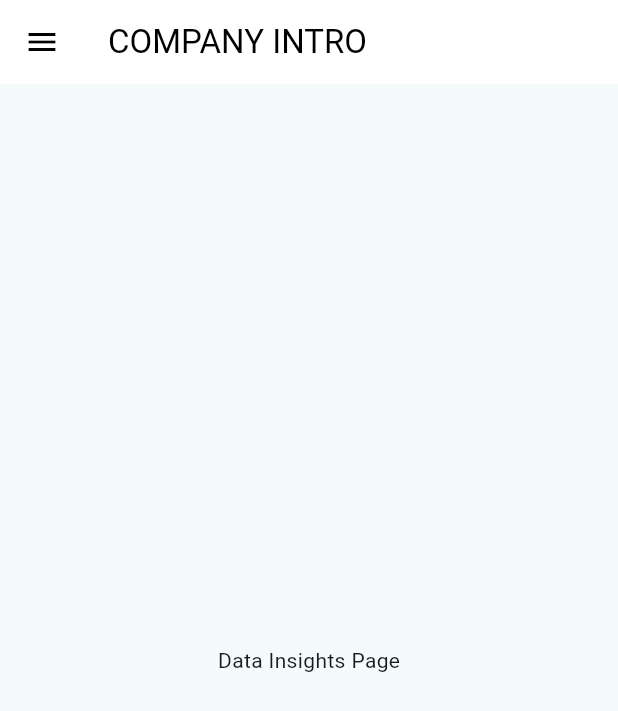
After one commit to donghun-ha/Ddareungi, a Flutter app: the Companyintro screen opened directly, in the side drawer, after a tap on "DATA INSIGHTS", on a phone screen of 412 x 824 dp. The commit adds this screen. Shown: the top 711 px of the screen. Run offline on Flutter 3.47's test engine with Material 3 defaults, Android fonts, the phone set to English and light mode, and no system bars; our stand-ins replace flutter_map, get, latlong2, responsive_framework.

Commit message:
profilePage to Company change
파일이름변경 및 company intro

```diff
--- /dev/null
+++ b/flutter/ddareungi/ddareungi_web/lib/view/companyIntro.dart
@@ -0,0 +1,281 @@
+import 'dart:ui';
+
+import 'package:flutter/material.dart';
+import 'package:responsive_framework/responsive_framework.dart';
+
+class Companyintro extends StatefulWidget {
+  const Companyintro({super.key});
+
+  @override
+  State<Companyintro> createState() => _CompanyScreenState();
+}
+
+class _CompanyScreenState extends State<Companyintro> {
+  int _selectedIndex = 0;
+
+  @override
+  Widget build(BuildContext context) {
+    // final ColorScheme colorScheme = Theme.of(context).colorScheme;
+    final bool isMobile = ResponsiveBreakpoints.of(context).isMobile;
+    final bool isTablet = ResponsiveBreakpoints.of(context).isTablet;
+
+    return Scaffold(
+      appBar: (isMobile || isTablet)
+          ? AppBar(
+              title: const Text('COMPANY INTRO'),
+              backgroundColor: Colors.white,
+              foregroundColor: Colors.black,
+            )
+          : null,
+      drawer: (isMobile || isTablet) ? _buildDrawer() : null,
+      body: Row(
+        children: [
+          if (!isMobile && !isTablet) _buildSidebar(),
+          Expanded(
+            child: _buildContent(),
+          ),
+        ],
+      ),
+    );
+  }
+
+  Widget _buildDrawer() {
+    return Drawer(
+      child: _buildSidebar(),
+    );
+  }
+
+  Widget _buildSidebar() {
+    final menuItems = [
+      {'title': 'COMPANY INTOR', 'index': 0},
+      {'title': 'DATA INSIGHTS', 'index': 1},
+      {'title': 'HOME', 'index': 2},
+      {'title': 'LOGOUT', 'index': 3},
+    ];
+
+    return Container(
+      width: 250,
+      color: Colors.white,
+      child: ListView.builder(
+        itemCount: menuItems.length,
+        itemBuilder: (context, index) {
+          final item = menuItems[index];
+          return ListTile(
+            title: Text(
+              item['title'] as String,
+              style: TextStyle(
+                color: index == _selectedIndex ? Colors.orange : Colors.black,
+                fontSize: 16,
+                fontWeight: FontWeight.w500,
+              ),
+            ),
+            onTap: () {
+              setState(() {
+                _selectedIndex = item['index'] as int;
+              });
+              if (ResponsiveBreakpoints.of(context).isMobile ||
+                  ResponsiveBreakpoints.of(context).isTablet) {
+                Navigator.pop(context);
+              }
+            },
+          );
+        },
+      ),
+    );
+  }
+
+  Widget _buildContent() {
+    switch (_selectedIndex) {
+      case 0:
+        return _buildMainContent();
+      case 1:
+        return _buildDataInsights();
+      case 2:
+        return _buildLogout();
+      default:
+        return _buildMainContent();
+    }
+  }
+
+  Widget _buildMainContent() {
+    return Stack(
+      children: [
+        // 배경 이미지
+        Container(
+          width: double.infinity,
+          height: double.infinity,
+          decoration: BoxDecoration(
+            image: DecorationImage(
+              image: const AssetImage('assets/background.jpg'),
+              fit: BoxFit.cover,
+              colorFilter: ColorFilter.mode(
+                Colors.black.withOpacity(0.3),
+                BlendMode.darken,
+              ),
+            ),
+          ),
+        ),
+        SingleChildScrollView(
+          child: Column(
+            crossAxisAlignment: CrossAxisAlignment.start,
+            children: [
+              _buildHeroSection(),
+              _buildInfoSection(),
+            ],
+          ),
+        ),
+      ],
+    );
+  }
+Widget _buildHeroSection() {
+  return Container(
+    height: 600,
+    width: double.infinity,
+    padding: const EdgeInsets.symmetric(horizontal: 40),
+    decoration: BoxDecoration(
+      image: DecorationImage(
+        image: const AssetImage(
+          'images/ddareungi.png',
+          ),
+        fit: BoxFit.cover,
+        alignment: const Alignment(0, 0.3),
+        colorFilter: ColorFilter.mode(
+          Colors.black.withOpacity(0.3),
+          BlendMode.darken,
+        ),
+      ),
+    ),
+    child: const Column(
+      mainAxisAlignment: MainAxisAlignment.center,
+      crossAxisAlignment: CrossAxisAlignment.start,
+      children: [
+        Text(
+          'CycleSync',
+          style: TextStyle(
+            fontSize: 64,
+            fontWeight: FontWeight.bold,
+            color: Colors.white,
+            letterSpacing: 2,
+          ),
+        ),
+        SizedBox(height: 20),
+        SizedBox(
+          width: 500,
+          child: Text(
+            '혁신적인 AI 기술로 더 나은 미래를 만들어갑니다',
+            style: TextStyle(
+              fontSize: 24,
+              color: Colors.white,
+              height: 1.5,
+            ),
+          ),
+        ),
+      ],
+    ),
+  );
+}
+
+  Widget _buildInfoSection() {
+    return Container(
+      color: Colors.white,
+      padding: const EdgeInsets.all(40),
+      child: Column(
+        crossAxisAlignment: CrossAxisAlignment.start,
+        children: [
+          const Text(
+            'About Us',
+            style: TextStyle(
+              fontSize: 32,
+              fontWeight: FontWeight.bold,
+              color: Colors.orange,
+            ),
+          ),
+          const SizedBox(height: 30),
+          _buildInfoGrid(),
+        ],
+      ),
+    );
+  }
+
+  Widget _buildInfoGrid() {
+    return GridView.count(
+      shrinkWrap: true,
+      physics: const NeverScrollableScrollPhysics(),
+      crossAxisCount: 3,
+      mainAxisSpacing: 20,
+      crossAxisSpacing: 20,
+      childAspectRatio: 1.2,
+      children: [
+        _buildInfoCard(
+          icon: Icons.psychology,
+          title: 'AI Technology',
+          description: '최첨단 AI 기술 개발',
+        ),
+        _buildInfoCard(
+          icon: Icons.analytics,
+          title: 'Data Analysis',
+          description: '정확한 데이터 분석',
+        ),
+        _buildInfoCard(
+          icon: Icons.trending_up,
+          title: 'Innovation',
+          description: '지속적인 혁신과 성장',
+        ),
+      ],
+    );
+  }
+
+  Widget _buildInfoCard({
+    required IconData icon,
+    required String title,
+    required String description,
+  }) {
+    return Container(
+      padding: const EdgeInsets.all(24),
+      decoration: BoxDecoration(
+        color: Colors.white,
+        borderRadius: BorderRadius.circular(12),
+        boxShadow: [
+          BoxShadow(
+            color: Colors.grey.withOpacity(0.1),
+            spreadRadius: 2,
+            blurRadius: 8,
+            offset: const Offset(0, 4),
+          ),
+        ],
+      ),
+      child: Column(
+        mainAxisAlignment: MainAxisAlignment.center,
+        children: [
+          Icon(icon, size: 48, color: Colors.orange),
+          const SizedBox(height: 16),
+          Text(
+            title,
+            style: const TextStyle(
+              fontSize: 20,
+              fontWeight: FontWeight.bold,
+            ),
+          ),
+          const SizedBox(height: 8),
+          Text(
+            description,
+            textAlign: TextAlign.center,
+            style: TextStyle(
+              color: Colors.grey[600],
+              height: 1.5,
+            ),
+          ),
+        ],
+      ),
+    );
+  }
+
+  Widget _buildDataInsights() {
+    return const Center(child: Text('Data Insights Page'));
+  }
+
+
+  Widget _buildLogout() {
+    return const Center(child: Text('Logout Page'));
+  }
+}
--- a/flutter/ddareungi/ddareungi_web/lib/view/profile.dart
+++ /dev/null
@@ -1,10 +0,0 @@
-import 'package:flutter/material.dart';
-
-class Profile extends StatelessWidget {
-  const Profile({super.key});
-
-  @override
-  Widget build(BuildContext context) {
-    return const Placeholder();
-  }
-}
--- a/flutter/ddareungi/ddareungi_web/lib/view/rebalance_ai.dart
+++ b/flutter/ddareungi/ddareungi_web/lib/view/rebalance_ai.dart
@@ -1,4 +1,5 @@
 import 'package:ddareungi_web/model/responsive_config.dart';
+import 'package:ddareungi_web/view/companyIntro.dart';
 import 'package:ddareungi_web/view/data_insights.dart';
 import 'package:flutter/material.dart';
 import 'package:ddareungi_web/constants/color.dart';
@@ -192,14 +193,16 @@ Widget drawerContents(BuildContext context) {
       ListTile(
         title: TextButton(
           onPressed: () {
-            // 다른 기능 추가 가능
+            Get.to(
+              ()=> const Companyintro()
+            );
           },
           style: TextButton.styleFrom(
             alignment: Alignment.centerLeft,
             minimumSize: const Size(0, 0),
           ),
           child: Text(
-            "PROFILE",
+            "COMPANY INTRO",
             style: TextStyle(
               fontSize: MediaQuery.of(context).size.height * 0.06,
               fontWeight: FontWeight.bold,
```
